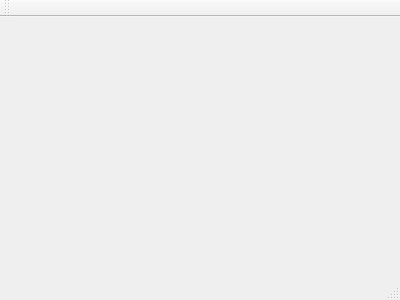
This is mainwindow.ui in catmasik/ambientPlayer as Qt 5 draws it before an edit. The edited form follows.
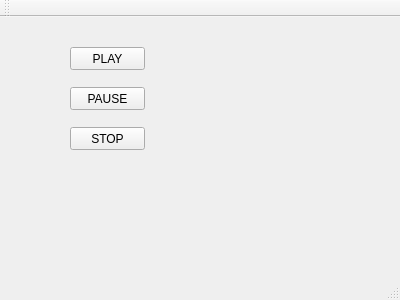
This is the edited form.

What changed in the file:
```diff
--- a/mainwindow.ui
+++ b/mainwindow.ui
@@ -12,13 +12,68 @@
   <property name="windowTitle" >
    <string>MainWindow</string>
   </property>
-  <widget class="QMenuBar" name="menuBar" />
-  <widget class="QToolBar" name="mainToolBar" />
-  <widget class="QWidget" name="centralWidget" />
-  <widget class="QStatusBar" name="statusBar" />
+  <widget class="QWidget" name="centralWidget">
+   <widget class="QPushButton" name="pushButton">
+    <property name="geometry">
+     <rect>
+      <x>70</x>
+      <y>30</y>
+      <width>75</width>
+      <height>23</height>
+     </rect>
+    </property>
+    <property name="text">
+     <string>PLAY</string>
+    </property>
+   </widget>
+   <widget class="QPushButton" name="pushButton_2">
+    <property name="geometry">
+     <rect>
+      <x>70</x>
+      <y>70</y>
+      <width>75</width>
+      <height>23</height>
+     </rect>
+    </property>
+    <property name="text">
+     <string>PAUSE</string>
+    </property>
+   </widget>
+   <widget class="QPushButton" name="pushButton_3">
+    <property name="geometry">
+     <rect>
+      <x>70</x>
+      <y>110</y>
+      <width>75</width>
+      <height>23</height>
+     </rect>
+    </property>
+    <property name="text">
+     <string>STOP</string>
+    </property>
+   </widget>
+  </widget>
+  <widget class="QMenuBar" name="menuBar">
+   <property name="geometry">
+    <rect>
+     <x>0</x>
+     <y>0</y>
+     <width>400</width>
+     <height>21</height>
+    </rect>
+   </property>
+  </widget>
+  <widget class="QToolBar" name="mainToolBar">
+   <attribute name="toolBarArea">
+    <enum>TopToolBarArea</enum>
+   </attribute>
+   <attribute name="toolBarBreak">
+    <bool>false</bool>
+   </attribute>
+  </widget>
+  <widget class="QStatusBar" name="statusBar"/>
  </widget>
- <layoutDefault spacing="6" margin="11" />
- <pixmapfunction></pixmapfunction>
+ <layoutdefault spacing="6" margin="11"/>
  <resources/>
  <connections/>
 </ui>
```
Left out of the diff: 7 changed lines with no effect on the pictures.
